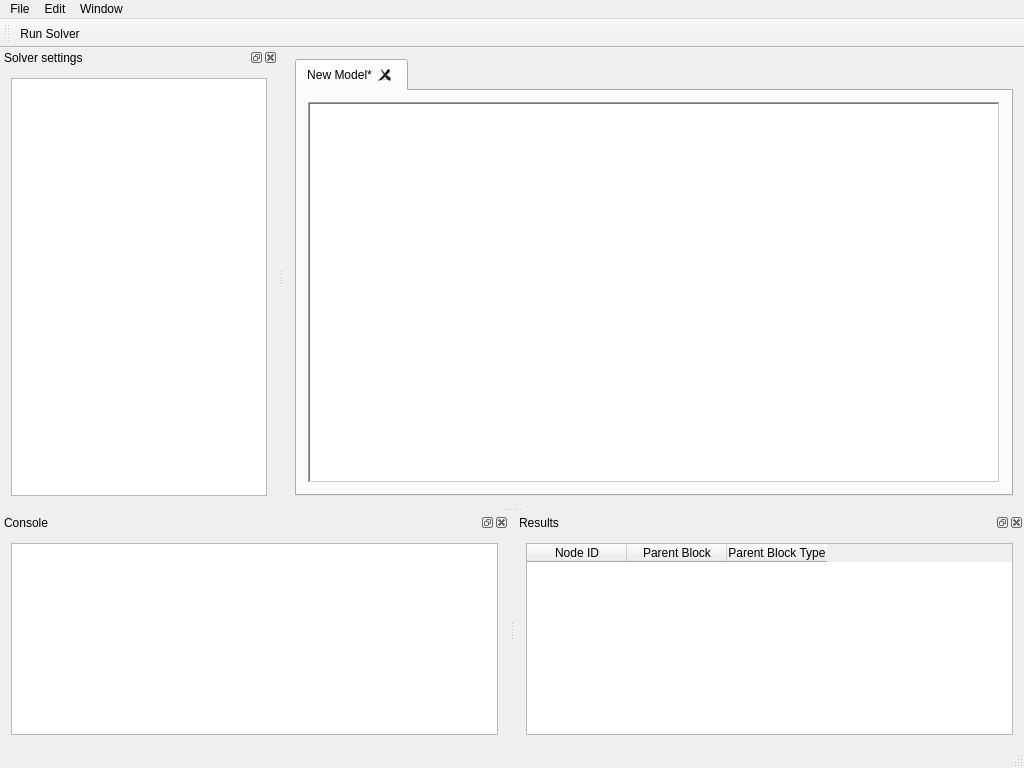
The window that src/app/mainwindow.ui (obrienadam/ProcessModelling) describes before a commit, drawn with Qt 5.
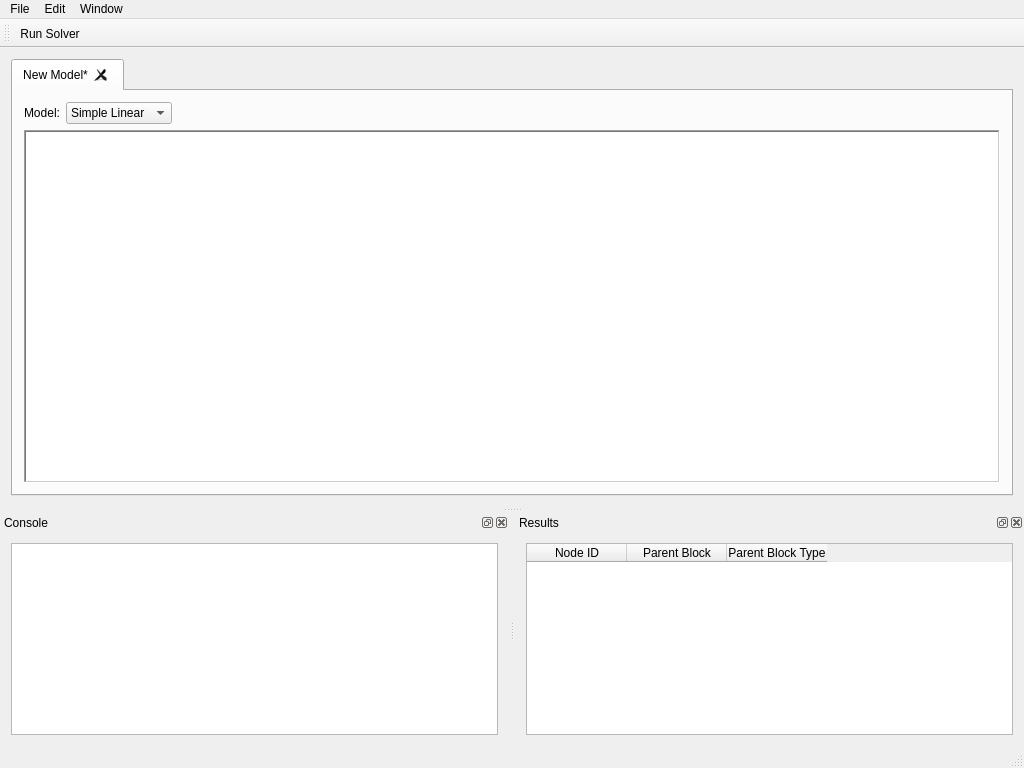
The same window after the commit.

Commit message: Lots of progress, close to havening a functional solver system.

Patch:
```diff
--- a/src/app/mainwindow.ui
+++ b/src/app/mainwindow.ui
@@ -31,6 +31,48 @@
         <string>New Model*</string>
        </attribute>
        <layout class="QVBoxLayout" name="verticalLayout">
+        <item>
+         <layout class="QFormLayout" name="formLayout">
+          <item row="0" column="0">
+           <widget class="QLabel" name="label">
+            <property name="text">
+             <string>Model:</string>
+            </property>
+           </widget>
+          </item>
+          <item row="0" column="1">
+           <layout class="QHBoxLayout" name="horizontalLayout_4">
+            <item>
+             <widget class="QComboBox" name="modelComboBox">
+              <item>
+               <property name="text">
+                <string>Simple Linear</string>
+               </property>
+              </item>
+              <item>
+               <property name="text">
+                <string>P&amp;G</string>
+               </property>
+              </item>
+             </widget>
+            </item>
+            <item>
+             <spacer name="horizontalSpacer">
+              <property name="orientation">
+               <enum>Qt::Horizontal</enum>
+              </property>
+              <property name="sizeHint" stdset="0">
+               <size>
+                <width>40</width>
+                <height>20</height>
+               </size>
+              </property>
+             </spacer>
+            </item>
+           </layout>
+          </item>
+         </layout>
+        </item>
         <item>
          <widget class="QGraphicsView" name="graphicsView">
           <property name="contextMenuPolicy">
@@ -39,11 +81,8 @@
           <property name="frameShape">
            <enum>QFrame::WinPanel</enum>
           </property>
-          <property name="frameShadow">
-           <enum>QFrame::Sunken</enum>
-          </property>
-          <property name="dragMode">
-           <enum>QGraphicsView::NoDrag</enum>
+          <property name="renderHints">
+           <set>QPainter::HighQualityAntialiasing|QPainter::SmoothPixmapTransform|QPainter::TextAntialiasing</set>
           </property>
          </widget>
         </item>
@@ -153,21 +192,6 @@
     </layout>
    </widget>
   </widget>
-  <widget class="QDockWidget" name="solverSettingsDockWidget">
-   <property name="windowTitle">
-    <string>Solver settings</string>
-   </property>
-   <attribute name="dockWidgetArea">
-    <number>1</number>
-   </attribute>
-   <widget class="QWidget" name="dockWidgetContents_4">
-    <layout class="QGridLayout" name="gridLayout">
-     <item row="1" column="0">
-      <widget class="QTreeView" name="solverSettingsTree"/>
-     </item>
-    </layout>
-   </widget>
-  </widget>
   <action name="actionFull_screen">
    <property name="text">
     <string>Full Screen</string>
```
Left out of the diff: 9 changed lines with no effect on the pictures. The commit also changes 44 other files.
